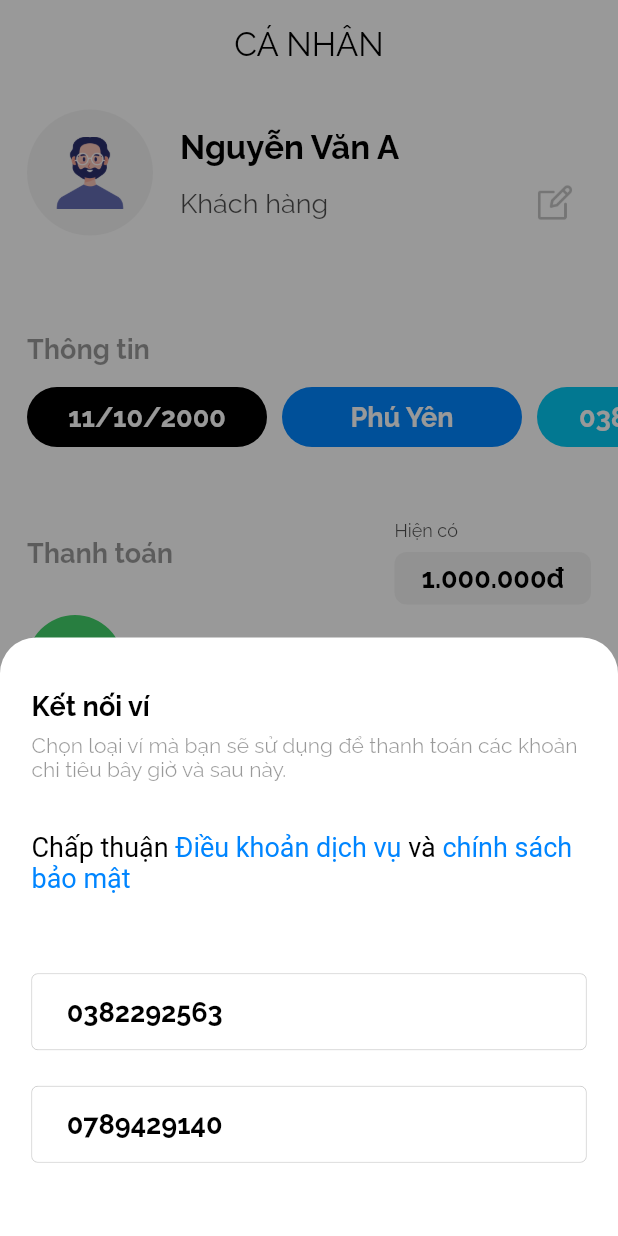
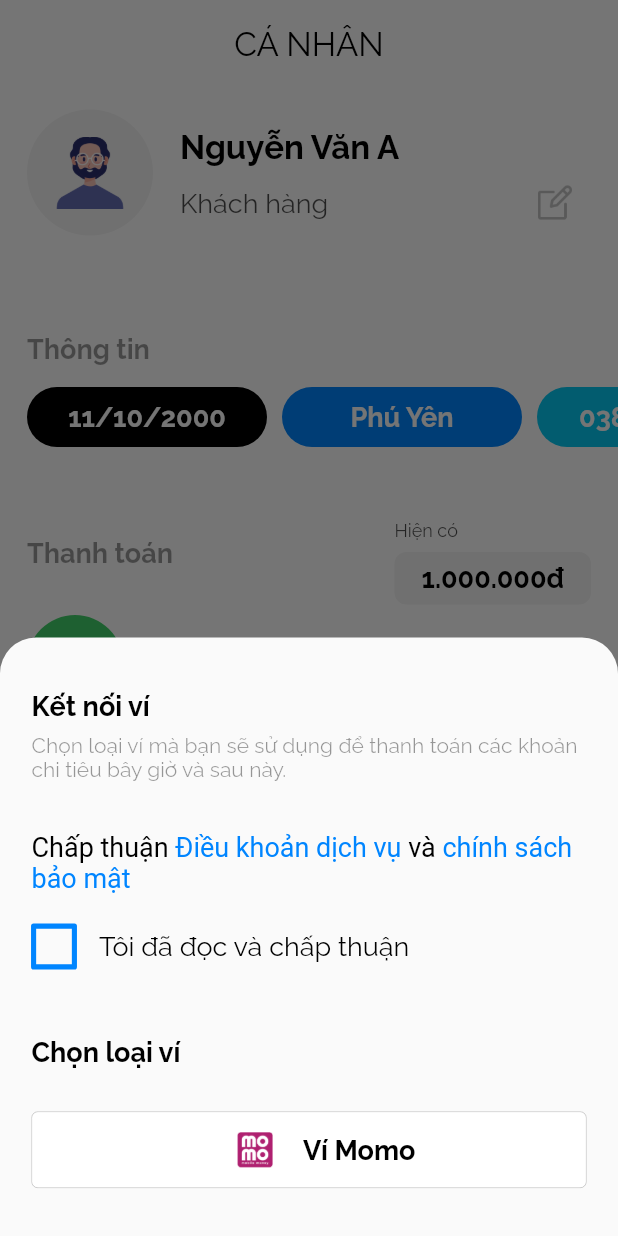
Before and after one commit to nctk19/EmailMarketing, a Flutter app: the UserPage screen opened directly, after a tap on "Chuyển tài khoản", on a phone screen of 412 x 824 dp. Run offline on Flutter 3.47's test engine with Material 2 defaults, Android fonts, the phone set to English and light mode, and no system bars; our stand-ins replace pie_chart.

Commit message:
hoan thanh giao dien

```diff
--- a/emailmarketing/lib/main.dart
+++ b/emailmarketing/lib/main.dart
@@ -1,13 +1,5 @@
 import 'package:emailmarketing/constant.dart';
-import 'package:emailmarketing/screens/home/home_page.dart';
-import 'package:emailmarketing/screens/input/input_page.dart';
-import 'package:emailmarketing/screens/list/list_null_page.dart';
-import 'package:emailmarketing/screens/list/list_page.dart';
 import 'package:emailmarketing/screens/login/login_page.dart';
-import 'package:emailmarketing/screens/login/success_page.dart';
-import 'package:emailmarketing/screens/user/user_edit_page.dart';
-import 'package:emailmarketing/screens/user/user_page.dart';
-import 'package:emailmarketing/screens/vd.dart';
 import 'package:flutter/material.dart';
 
 void main() {
@@ -31,7 +23,7 @@ class MyApp extends StatelessWidget {
           backgroundColor: background2,
         ),
   ),
-      home: const SnackBarDemo(),
+      home: const LoginPage(),
     );
   }
 }
--- a/emailmarketing/lib/screens/snackbar/ketnoivi_snackbar.dart
+++ b/emailmarketing/lib/screens/snackbar/ketnoivi_snackbar.dart
@@ -1,9 +1,11 @@
 import 'package:emailmarketing/constant.dart';
-import 'package:emailmarketing/screens/login/login_page.dart';
 import 'package:flutter/material.dart';
 
+// ignore: must_be_immutable
 class KetnoiviSnackBar extends StatelessWidget {
-  const KetnoiviSnackBar({super.key});
+   bool? _checked = false;
+
+  KetnoiviSnackBar({super.key});
 
   @override
   Widget build(BuildContext context) {
@@ -13,38 +15,26 @@ class KetnoiviSnackBar extends StatelessWidget {
     padding: const EdgeInsets.fromLTRB(0, 15, 0, 0),
   ),
       onPressed: () {
-
-
-        Scaffold.of(context).showBottomSheet(
-    (context) => Stack(
-        alignment: Alignment.bottomCenter,
-        children: [
-          GestureDetector(
-
-            child: Container(
-                height: double.infinity,
-                width: double.infinity,
-                color: colorLine
-                ),
-          ),
-          Container(
-            height: 399,
-            width: double.infinity,
-
-            decoration: const BoxDecoration(
-                color: textColor3,
+         showModalBottomSheet(
+              shape: const RoundedRectangleBorder(
                 borderRadius: BorderRadius.only(
                     topLeft: Radius.circular(24),
-                    topRight: Radius.circular(24))),
-            // ignore: avoid_unnecessary_containers
-            child: Container(
+                    topRight: Radius.circular(24)),
+              ),
+              isScrollControlled: true,
+              context: context,
+              builder: (context) {
+                return StatefulBuilder(// this is new
+                    builder: (BuildContext context, StateSetter setState) {
+                  // ignore: sized_box_for_whitespace
+                  return Container(
+                      height: 399,
                       child: Column(
                         children: [
                           Container(
                             alignment: Alignment.topLeft,
                             padding: const EdgeInsets.only(
                               left: kDefaultPadding + 1,
-
                               top: kDefaultPadding + 15,
                             ),
                             child: const Text(
@@ -60,7 +50,7 @@ class KetnoiviSnackBar extends StatelessWidget {
                             padding: const EdgeInsets.only(
                               left: kDefaultPadding + 1,
                               right: kDefaultPadding + 1,
-                    top: kDefaultPadding -12,
+                              top: kDefaultPadding - 12,
                             ),
                             child: const Text(
                               'Chọn loại ví mà bạn sẽ sử dụng để thanh toán các khoản chi tiêu bây giờ và sau này.',
@@ -76,12 +66,9 @@ class KetnoiviSnackBar extends StatelessWidget {
                               padding: const EdgeInsets.only(
                                 left: kDefaultPadding + 1,
                                 right: kDefaultPadding + 1,
-                    top: kDefaultPadding +13,
+                                top: kDefaultPadding + 13,
                               ),
-                  child:
-
-RichText(
-
+                              child: RichText(
                                 text: const TextSpan(
                                   text: 'Chấp thuận ',
                                   style: TextStyle(
@@ -90,36 +77,100 @@ RichText(
                                     //fontWeight: FontWeight.bold
                                   ),
                                   children: <TextSpan>[
-      TextSpan(text: 'Điều khoản dịch vụ', style: TextStyle(color: color2)),
+                                    TextSpan(
+                                        text: 'Điều khoản dịch vụ',
+                                        style: TextStyle(color: color2)),
                                     TextSpan(text: ' và '),
-      TextSpan(text: 'chính sách bảo mật', style: TextStyle(color: color2)),
+                                    TextSpan(
+                                        text: 'chính sách bảo mật',
+                                        style: TextStyle(color: color2)),
                                   ],
                                 ),
-)
+                              )),
+                          Container(
+                              height: 30,
+
+                              margin: const EdgeInsets.only(
+                                left: kDefaultPadding+1,
+                                top: kDefaultPadding,
                                 ),
+                                padding: const EdgeInsets.only(
+                                left: 0,
+                                ),
+                              child: Row(
+                                mainAxisAlignment: MainAxisAlignment.start,
+                                children:[
+                                  Transform.scale(
 
-
-
-
-
-
+                                    scale: 1.7,
+                                    child: SizedBox(
+                                      width: 30,
+                                      height: 30,
+                                      child: Checkbox(
+                                        checkColor: textColor3,
+                                        activeColor: color2,
+                                        // ignore: prefer_const_constructors
+                                        side: BorderSide(
+                                                          color: color2,
+                                                          width: 2,
+                                                        ),
+                                        onChanged: (bool? value) {
+                                          setState(() {
+                                            _checked = value;
+                                          });
+                                        },
+                                        value: _checked,
+                                      ),
+                                    ),
+                                  ),
+                                  Container(
+                            alignment: Alignment.centerLeft,
+                            padding: const EdgeInsets.only(
+                              left: kDefaultPadding -5,
+                            ),
+                            child: const Text(
+                              'Tôi đã đọc và chấp thuận',
+                              style: TextStyle(
+                                  color: textColor1,
+                                  fontSize: 18,
+                                  ),
+                            ),
+                          ),
+                                ],
+                              )),
+                          Container(
+                            alignment: Alignment.topLeft,
+                            padding: const EdgeInsets.only(
+                              left: kDefaultPadding + 1,
+                              top: kDefaultPadding*2 + 5,
+                            ),
+                            child: const Text(
+                              'Chọn loại ví',
+                              style: TextStyle(
+                                  color: textColor1,
+                                  fontSize: 18,
+                                  fontWeight: FontWeight.bold),
+                            ),
+                          ),
                           Container(
                             padding: const EdgeInsets.only(
-                    left: kDefaultPadding+1,
-                    right: kDefaultPadding+1,
+                              left: kDefaultPadding + 1,
+                              right: kDefaultPadding + 1,
                             ),
                             child: Container(
                               margin: const EdgeInsets.only(
-                          top: kDefaultPadding*2 +13,
+                                top: kDefaultPadding +9,
                               ),
-
                               decoration: const BoxDecoration(
-
                                 border: Border(
-                            top: BorderSide(width: 0.5, color: colorShadow),
-                            bottom: BorderSide(width: 0.5, color: colorShadow),
-                            left: BorderSide(width: 0.5, color: colorShadow),
-                            right: BorderSide(width: 0.5, color: colorShadow),
+                                  top: BorderSide(
+                                      width: 0.5, color: colorShadow),
+                                  bottom: BorderSide(
+                                      width: 0.5, color: colorShadow),
+                                  left: BorderSide(
+                                      width: 0.5, color: colorShadow),
+                                  right: BorderSide(
+                                      width: 0.5, color: colorShadow),
                                 ),
                                 borderRadius: BorderRadius.only(
                                   topRight: Radius.circular(4),
@@ -133,12 +184,11 @@ RichText(
                                 height: 50.0,
                                 child: ElevatedButton(
                                   onPressed: () {
-
                                     Navigator.pop(context);
                                   },
                                   style: ElevatedButton.styleFrom(
                                     padding: const EdgeInsets.only(
-                                left: kDefaultPadding+3,
+                                      left: kDefaultPadding + 3,
                                     ),
                                     elevation: 0.0,
                                     shadowColor: Colors.transparent,
@@ -146,74 +196,28 @@ RichText(
                                         borderRadius: BorderRadius.circular(4)),
                                     backgroundColor: textColor3,
                                   ),
-                            child: const Align(
-                              alignment: Alignment.centerLeft,
-                              child: Text(
-                                '0382292563',
+                                  child: Row(
+                                    mainAxisAlignment: MainAxisAlignment.center,
+                                      children: [
+                                        Container(
+                                          padding: const EdgeInsets.only(
+                    right: kDefaultPadding,
+                  ),
+                  child: Image.asset("assets/images/logo-momo.png",
+                width: 24,
+                height: 24,
+                 ),
+                                        ),
+                                        Container(
+                                          child: const Text(
+                                      'Ví Momo',
                                       style: TextStyle(
                                           color: Colors.black,
                                           fontSize: 18,
-                                  fontWeight: FontWeight.bold
+                                          fontWeight: FontWeight.bold),
                                     ),
                                         ),
-                            ),
-                          ),
-                        ),
-                      ),
-                ),
-                Container(
-                  padding: const EdgeInsets.only(
-                    left: kDefaultPadding+1,
-                    right: kDefaultPadding+1,
-                  ),
-                  child: Container(
-                        margin: const EdgeInsets.only(
-                          top: kDefaultPadding+4,
-                        ),
-
-                         decoration: const BoxDecoration(
-
-                          border: Border(
-                            top: BorderSide(width: 0.5, color: colorShadow),
-                            bottom: BorderSide(width: 0.5, color: colorShadow),
-                            left: BorderSide(width: 0.5, color: colorShadow),
-                            right: BorderSide(width: 0.5, color: colorShadow),
-                          ),
-                          borderRadius: BorderRadius.only(
-                          topRight: Radius.circular(4),
-                          bottomRight: Radius.circular(4),
-                          topLeft: Radius.circular(4),
-                          bottomLeft: Radius.circular(4),
-                          ),
-                        ),
-                        child: SizedBox(
-                          width: 370.0,
-                          height: 50.0,
-                          child: ElevatedButton(
-                            onPressed: () {
-
-               Navigator.pop(context);
-                            },
-                            style: ElevatedButton.styleFrom(
-                              padding: const EdgeInsets.only(
-                                left: kDefaultPadding+3,
-                              ),
-                              elevation: 0.0,
-                              shadowColor: Colors.transparent,
-                              shape: RoundedRectangleBorder(
-                                  borderRadius: BorderRadius.circular(4)),
-                              backgroundColor: textColor3,
-                            ),
-                            child: const Align(
-                              alignment: Alignment.centerLeft,
-                              child: Text(
-                                '0789429140',
-                                style: TextStyle(
-                                  color: Colors.black,
-                                  fontSize: 18,
-                                  fontWeight: FontWeight.bold
-                                ),
-                              ),
+                                      ],
                                     ),
                                 ),
                               ),
@@ -221,12 +225,11 @@ RichText(
                           ),
 
                         ],
-              ),
-            ),
-          ),
-        ],
-      ),
-    backgroundColor: Colors.transparent);
+                      ));
+                });
+              });
+
+
       },
       child: const Text(
                             'Chuyển tài khoản',
```
Also changed, not shown: emailmarketing/pubspec.yaml (+7 -0 lines), emailmarketing/lib/vd.dart (renamed from emailmarketing/lib/screens/vd.dart), emailmarketing/pubspec.lock, 11 other files. Lines whose indentation alone changed are shown as unchanged.
